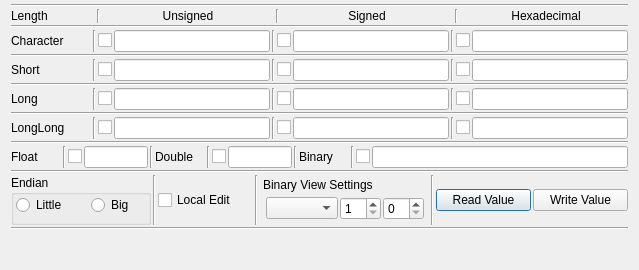
Qt form source/binary_values_view.ui (Rolloke/GUI-Apps) before a commit.
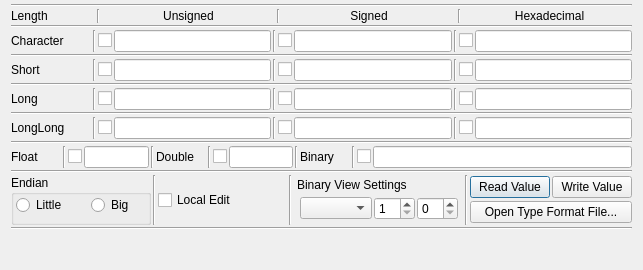
The same form after that commit.

Commit message: implemented find replace, typed binary display open externally

The edit to the form file:
```diff
--- a/source/binary_values_view.ui
+++ b/source/binary_values_view.ui
@@ -6,7 +6,7 @@
    <rect>
     <x>0</x>
     <y>0</y>
-    <width>639</width>
+    <width>643</width>
     <height>270</height>
    </rect>
   </property>
@@ -765,6 +765,10 @@
       </widget>
      </item>
      <item>
+      <layout class="QVBoxLayout" name="verticalLayout_3">
+       <item>
+        <layout class="QHBoxLayout" name="horizontalLayout_2">
+         <item>
       <widget class="QPushButton" name="btnReadValue">
        <property name="toolTip">
         <string>Read values again</string>
@@ -783,6 +787,20 @@
         <string>Write Value</string>
        </property>
       </widget>
+         </item>
+        </layout>
+       </item>
+       <item>
+        <widget class="QPushButton" name="btnOpenTypeFile">
+         <property name="toolTip">
+          <string>&lt;html&gt;&lt;head/&gt;&lt;body&gt;&lt;p&gt;Load format file for table view&lt;/p&gt;&lt;/body&gt;&lt;/html&gt;</string>
+         </property>
+         <property name="text">
+          <string>Open Type Format File...</string>
+         </property>
+        </widget>
+       </item>
+      </layout>
      </item>
     </layout>
    </item>
```
Lines whose indentation alone changed are shown as unchanged. The commit also changes 18 other files.
